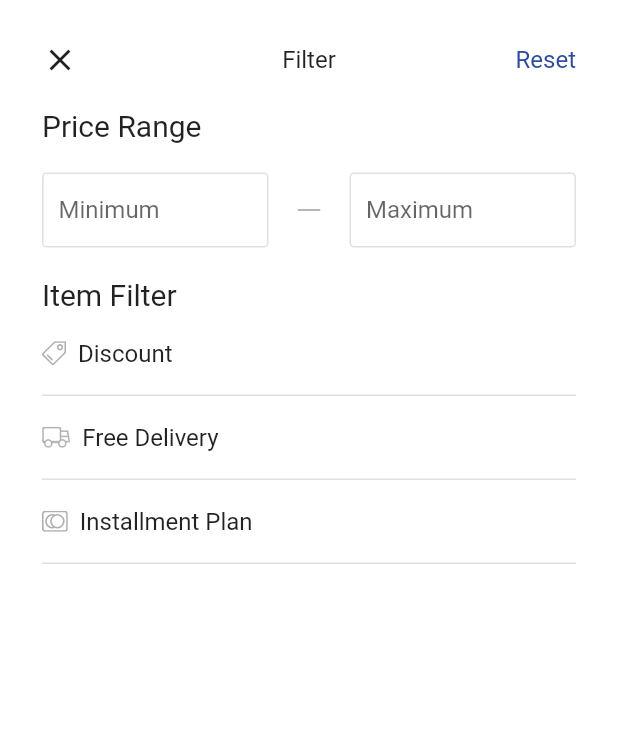
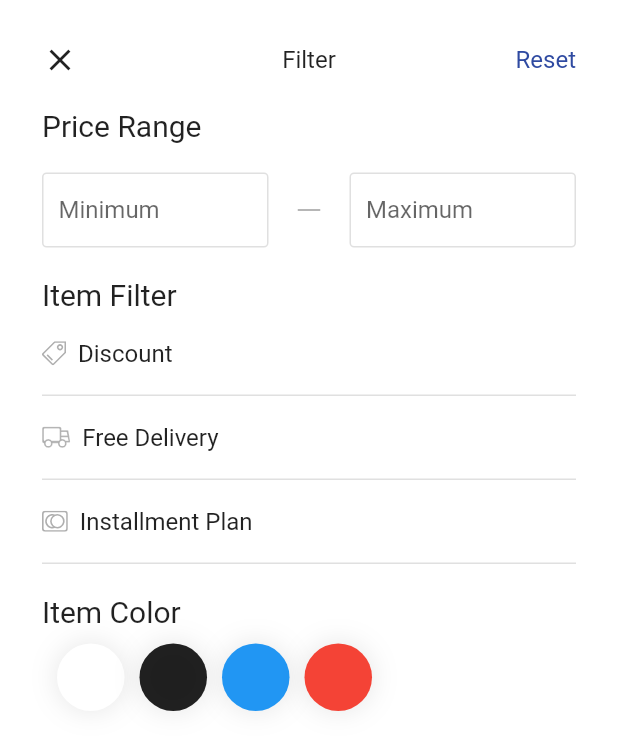
Before and after one commit to jobic10/flutter-furniture-ui, a Flutter app: the FilterModalBottomSheet widget shown alone on an empty page, opened directly, on a phone screen of 412 x 824 dp. Shown: the top 750 px of the screen. Run offline on Flutter 3.47's test engine with Material 2 defaults, Android fonts, the phone set to English and light mode, and no system bars; our stand-ins replace flutter_svg.

Commit message:
Item Color

```diff
--- /dev/null
+++ b/lib/screens/category/widgets/color_list.dart
@@ -0,0 +1,72 @@
+import 'package:flutter/material.dart';
+import 'package:furniture_ui/constants/colors.dart';
+
+class ColorList extends StatefulWidget {
+  final List<Color> colors;
+  final Function(Color) onSelect;
+  const ColorList({
+    Key? key,
+    required this.colors,
+    required this.onSelect,
+  }) : super(key: key);
+
+  @override
+  _ColorListState createState() => _ColorListState();
+}
+
+class _ColorListState extends State<ColorList> {
+  Color? colorSelected;
+  select(color) {
+    if (colorSelected == color)
+      colorSelected = null;
+    else {
+      colorSelected = color;
+      widget.onSelect(colorSelected!); //TODO: Check here later
+    }
+
+    setState(() {});
+  }
+
+  @override
+  Widget build(BuildContext context) {
+    return Container(
+      width: double.infinity,
+      child: SingleChildScrollView(
+        padding: EdgeInsets.all(10),
+        scrollDirection: Axis.horizontal,
+        child: Wrap(
+          spacing: 10,
+          children: widget.colors
+              .map(
+                (color) => InkWell(
+                  onTap: () {
+                    select(color);
+                  },
+                  child: Container(
+                    width: 45,
+                    height: 45,
+                    decoration: BoxDecoration(
+                        border: colorSelected == color
+                            ? Border.all(
+                                width: 3,
+                                color: primaryColor,
+                              )
+                            : null,
+                        color: color,
+                        shape: BoxShape.circle,
+                        boxShadow: [
+                          BoxShadow(
+                            color: Colors.black.withOpacity(0.1),
+                            offset: Offset.zero,
+                            blurRadius: 15,
+                          )
+                        ]),
+                  ),
+                ),
+              )
+              .toList(),
+        ),
+      ),
+    );
+  }
+}
--- a/lib/screens/category/widgets/filter_modal_bottom_sheet.dart
+++ b/lib/screens/category/widgets/filter_modal_bottom_sheet.dart
@@ -2,6 +2,7 @@ import 'package:flutter/material.dart';
 import 'package:flutter/services.dart';
 import 'package:furniture_ui/constants/colors.dart';
 
+import 'color_list.dart';
 import 'filter_list.dart';
 
 class FilterModalBottomSheet extends StatelessWidget {
@@ -119,6 +120,22 @@ class FilterModalBottomSheet extends StatelessWidget {
             Container(
               child: FilterList(onSelect: (selected) => print(selected)),
             ),
+            Padding(
+              child: Text(
+                'Item Color',
+                style: TextStyle(fontSize: 20),
+              ),
+              padding: const EdgeInsets.only(top: 20),
+            ),
+            ColorList(
+              colors: [
+                Colors.white,
+                Colors.black87,
+                Colors.blue,
+                Colors.red,
+              ],
+              onSelect: (color) => print(color),
+            ),
           ],
         ),
       ),
```
